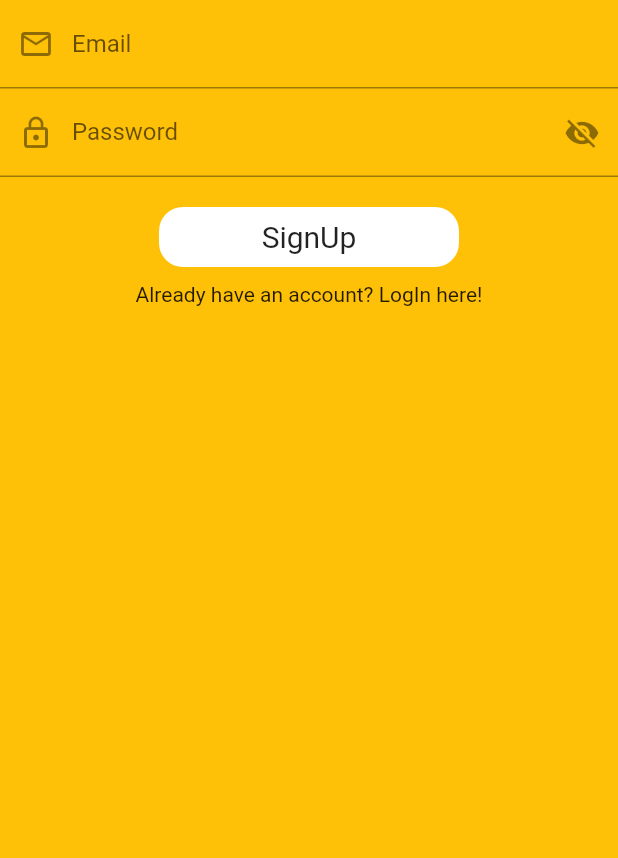
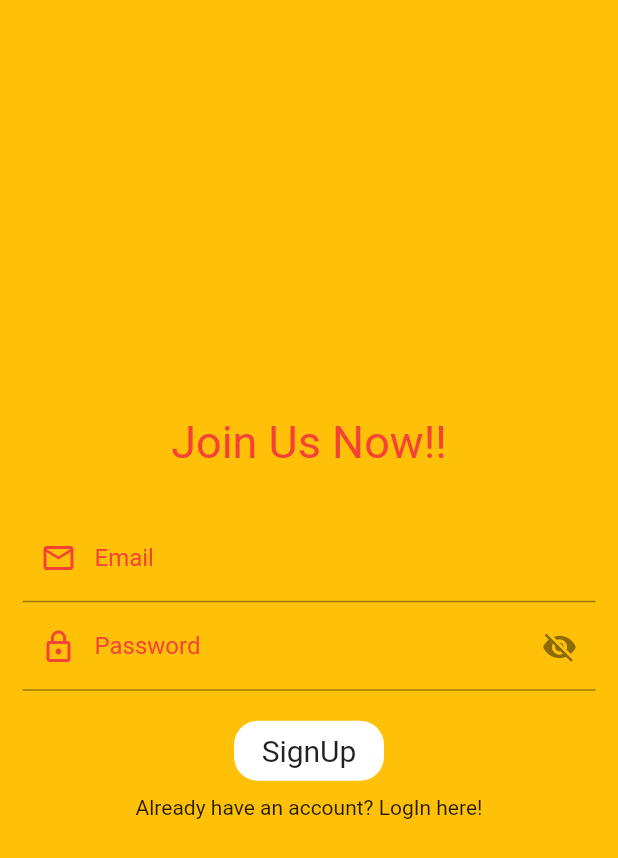
Before and after one commit to AdibaNoor/ModelView_ViewModel, a Flutter app: the screen it shows after launch, after a tap on "Don't have an account? Sign Up here", on a phone screen of 412 x 824 dp. Shown: the top 858 px of the screen. Run offline on Flutter 3.47's test engine with Material 2 defaults, Android fonts, the phone set to English and light mode, and no system bars; our stand-ins replace fluttertoast, shared_preferences.

Commit message:
Done Modifications in the UI

```diff
--- a/lib/resources/Components/round_btn.dart
+++ b/lib/resources/Components/round_btn.dart
@@ -21,7 +21,7 @@ class ButtonCustom extends StatelessWidget {
           color: Colors.white
         ),
         height: 40,
-        width: 200,
+        width: 100,
         child:Center(child: loading? CircularProgressIndicator(color: Colors.black,) :Text(title, style: TextStyle(
           color: Colors.black87,
           fontSize: 20
--- a/lib/view/home_view.dart
+++ b/lib/view/home_view.dart
@@ -15,17 +15,30 @@ class _HomeViewState extends State<HomeView> {
   Widget build(BuildContext context) {
     final _userPreference = Provider.of<UserViewModel>(context);
     return Scaffold(
+      backgroundColor: Colors.amber,
+      appBar: AppBar(
+        elevation:0,
+        backgroundColor: Colors.amber,
+        title: Row(
+          // mainAxisAlignment: MainAxisAlignment.spaceEvenly,
+          children: [
+            Text('Home',style: TextStyle(color: Colors.red,fontSize: 18),),
+            SizedBox(width: 150,),
+            InkWell(
+                onTap: (){
+                  _userPreference.remove().then((value){
+                    Navigator.pushNamed(context, RouteNames.login);
+                  });
+                },
+                child: Text("Logout",style: TextStyle(color: Colors.red,fontSize: 10))),
+          ],
+        ),
 
+      ),
       body: Column(
         mainAxisAlignment: MainAxisAlignment.center,
         children: [
-          InkWell(
-            onTap: (){
-              _userPreference.remove().then((value){
-                Navigator.pushNamed(context, RouteNames.login);
-              });
-            },
-              child: Text("Logout"))
+
         ],
       ),
     );
--- a/lib/view/login_view.dart
+++ b/lib/view/login_view.dart
@@ -36,8 +36,13 @@ class _LoginViewState extends State<LoginView> {
     return Scaffold(
       backgroundColor: Colors.amber,
       body: SafeArea(
+        child: Padding(
+          padding: const EdgeInsets.all(15.0),
           child: Column(
+            mainAxisAlignment: MainAxisAlignment.center,
             children: [
+              Text('Welcome Back!!',style: TextStyle(color: Colors.red,fontSize: 32),),
+              SizedBox(height: 30,),
               TextFormField(
                 keyboardType: TextInputType.emailAddress,
                 controller: _emailEditingController,
@@ -45,7 +50,10 @@ class _LoginViewState extends State<LoginView> {
                 decoration: InputDecoration(
                   hintText: 'Email',
                   labelText: "Email",
-                prefixIcon: Icon(Icons.email_outlined),
+                  prefixIcon: Icon(Icons.email_outlined,color: Colors.red,),
+                  labelStyle: TextStyle(color: Colors.red),
+                  // border: InputBorder.none,
+                  hoverColor: Colors.red,
                 ),
                 onFieldSubmitted: (value){
                   Utils.fieldFocusChange(context, emailFocusNode, passwordFocusNode);
@@ -63,13 +71,16 @@ class _LoginViewState extends State<LoginView> {
                       decoration: InputDecoration(
                         hintText: 'Password',
                         labelText: "Password",
-                      prefixIcon: Icon(Icons.lock_outline),
+                        prefixIcon: Icon(Icons.lock_outline,color: Colors.red,),
                         suffixIcon: InkWell(
                           onTap: (){
                             _passwordnotifier.value = !_passwordnotifier.value;
                           },
                             child: Icon(_passwordnotifier.value?
                             Icons.visibility_off: Icons.visibility)),
+                        labelStyle: TextStyle(color: Colors.red),
+                        // border: InputBorder.none,
+                        hoverColor: Colors.red,
                       ),
                     );
                   }),
@@ -103,6 +114,7 @@ class _LoginViewState extends State<LoginView> {
 
             ],
           ),
+        ),
       )
     );
   }
--- a/lib/view/signup_view.dart
+++ b/lib/view/signup_view.dart
@@ -37,8 +37,13 @@ class _SignUpViewState extends State<SignUpView> {
     return Scaffold(
         backgroundColor: Colors.amber,
         body: SafeArea(
+          child: Padding(
+            padding: const EdgeInsets.all(15.0),
             child: Column(
+              mainAxisAlignment: MainAxisAlignment.center,
               children: [
+                Text('Join Us Now!!',style: TextStyle(color: Colors.red,fontSize: 30),),
+                SizedBox(height: 30,),
                 TextFormField(
                   keyboardType: TextInputType.emailAddress,
                   controller: _emailEditingController,
@@ -46,7 +51,10 @@ class _SignUpViewState extends State<SignUpView> {
                   decoration: InputDecoration(
                     hintText: 'Email',
                     labelText: "Email",
-                  prefixIcon: Icon(Icons.email_outlined),
+                    prefixIcon: Icon(Icons.email_outlined,color: Colors.red,),
+                    labelStyle: TextStyle(color: Colors.red),
+                    // border: InputBorder.none,
+                    hoverColor: Colors.red,
                   ),
                   onFieldSubmitted: (value){
                     Utils.fieldFocusChange(context, emailFocusNode, passwordFocusNode);
@@ -64,13 +72,16 @@ class _SignUpViewState extends State<SignUpView> {
                         decoration: InputDecoration(
                           hintText: 'Password',
                           labelText: "Password",
-                        prefixIcon: Icon(Icons.lock_outline),
+                          prefixIcon: Icon(Icons.lock_outline,color: Colors.red,),
                           suffixIcon: InkWell(
                               onTap: (){
                                 _passwordnotifier.value = !_passwordnotifier.value;
                               },
                               child: Icon(_passwordnotifier.value?
                               Icons.visibility_off: Icons.visibility)),
+                          labelStyle: TextStyle(color: Colors.red),
+                          // border: InputBorder.none,
+                          hoverColor: Colors.red,
                         ),
                       );
                     }),
@@ -102,6 +113,7 @@ class _SignUpViewState extends State<SignUpView> {
 
               ],
             ),
+          ),
         )
     );
   }
--- a/lib/view/splash_view.dart
+++ b/lib/view/splash_view.dart
@@ -19,8 +19,9 @@ class _SplashViewState extends State<SplashView> {
   @override
   Widget build(BuildContext context) {
     return Scaffold(
+      backgroundColor: Colors.amber,
       body: Center(
-          child: Text('Splash Screen')),
+          child: Text('Splash Screen', style: TextStyle(color: Colors.red, fontSize: 32 , fontWeight: FontWeight.bold),)),
     );
   }
 }
```
Lines whose indentation alone changed are shown as unchanged.
